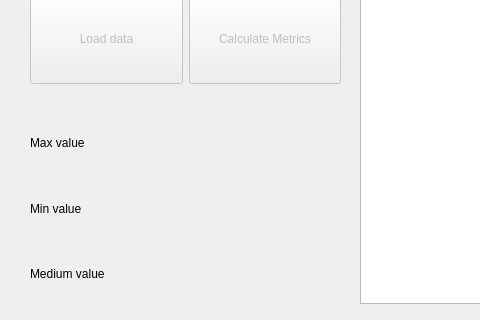
Before: the Qt Designer form mainwindow.ui in ulianabocheeva/csvFiles, drawn with Qt 5; both pictures show x 0 to 480 and y 337 to 657 of the 1135 by 657 pixel window.
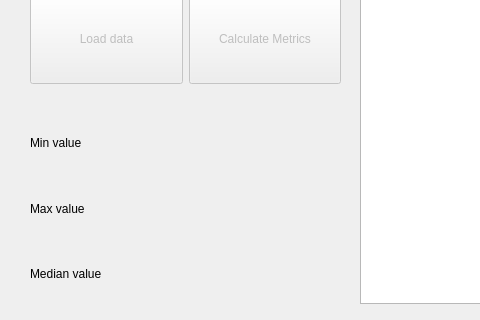
After: the same form once the commit is applied.

Patch:
```diff
--- a/mainwindow.ui
+++ b/mainwindow.ui
@@ -157,13 +157,6 @@
      </rect>
     </property>
     <layout class="QVBoxLayout" name="verticalLayout_4">
-     <item>
-      <widget class="QLabel" name="lbl_max">
-       <property name="text">
-        <string>Max value</string>
-       </property>
-      </widget>
-     </item>
      <item>
       <widget class="QLabel" name="lbl_min">
        <property name="text">
@@ -172,9 +165,16 @@
       </widget>
      </item>
      <item>
-      <widget class="QLabel" name="lbl_medium">
+      <widget class="QLabel" name="lbl_max">
        <property name="text">
-        <string>Medium value</string>
+        <string>Max value</string>
+       </property>
+      </widget>
+     </item>
+     <item>
+      <widget class="QLabel" name="lbl_median">
+       <property name="text">
+        <string>Median value</string>
        </property>
       </widget>
      </item>
```
